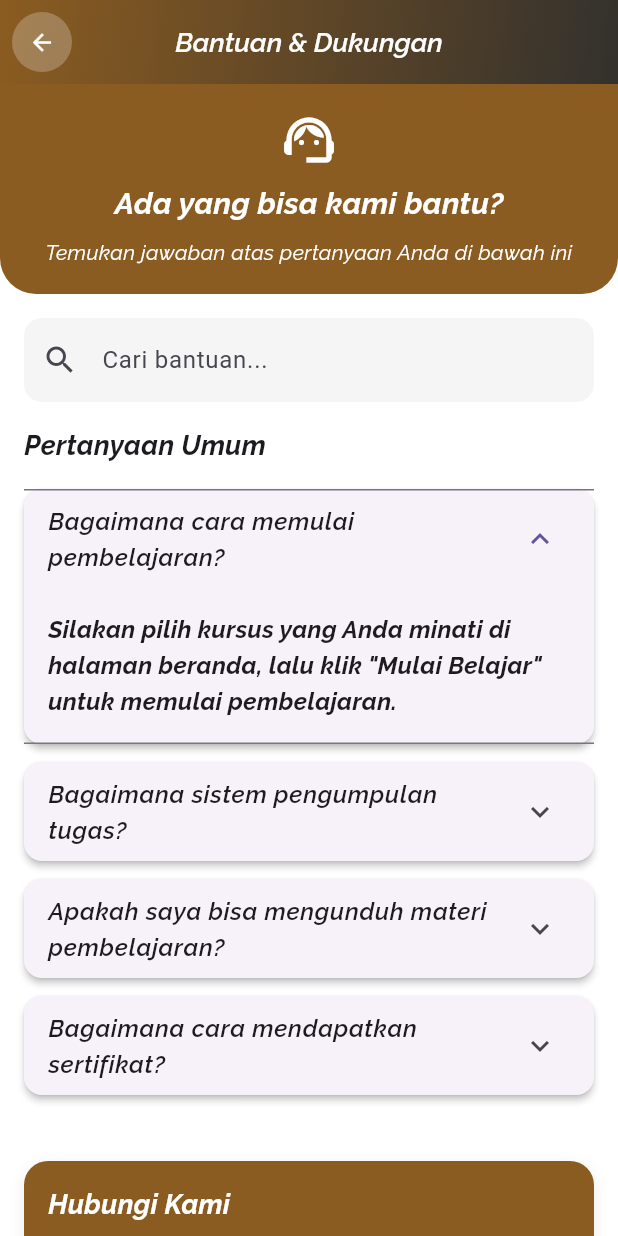
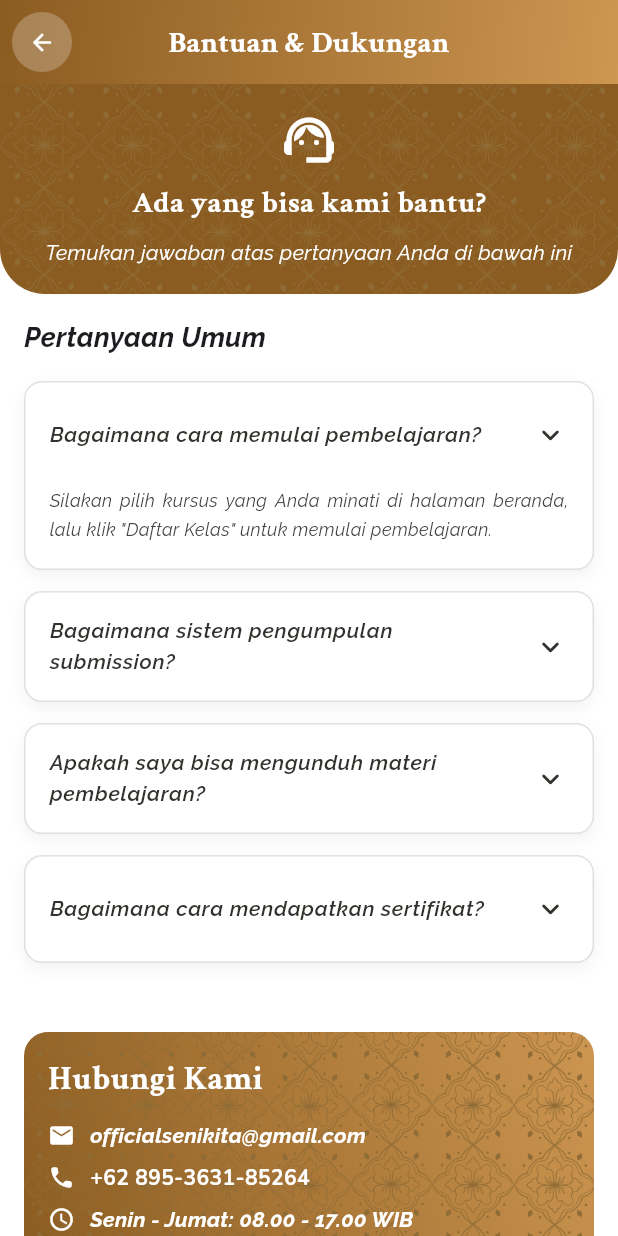
Before and after one commit to rickyprimay/senikita_edu_flutter, a Flutter app: the HelpAndSupportScreen screen opened by its route, after a tap on "Bagaimana cara memulai pembelajaran?", on a phone screen of 412 x 824 dp. Run offline on Flutter 3.47's test engine with Material 3 defaults, Android fonts, the phone set to English and light mode, and no system bars; drawn by our look-alikes of toastification; our stand-ins replace another_flushbar, cached_network_image, flutter_gemini, flutter_html, flutter_svg, fluttertoast and 8 more; missing offline and left inert: flutter_lightbox, flutter_media_downloader; accounts and stored records are empty; project files that could hold a hidden picture were left out.

Commit message:
completing help and support screen

```diff
--- a/lib/view/help_and_support/help_and_support_screen.dart
+++ b/lib/view/help_and_support/help_and_support_screen.dart
@@ -10,23 +10,22 @@ class HelpAndSupportScreen extends StatefulWidget {
 }
 
 class _HelpAndSupportScreenState extends State<HelpAndSupportScreen> {
-  // List of FAQs with questions and answers
   final List<Map<String, String>> faqs = [
     {
       'question': 'Bagaimana cara memulai pembelajaran?',
-      'answer': 'Silakan pilih kursus yang Anda minati di halaman beranda, lalu klik "Mulai Belajar" untuk memulai pembelajaran.'
+      'answer': 'Silakan pilih kursus yang Anda minati di halaman beranda, lalu klik "Daftar Kelas" untuk memulai pembelajaran.'
     },
     {
-      'question': 'Bagaimana sistem pengumpulan tugas?',
-      'answer': 'Tugas dapat dikumpulkan melalui halaman detail kursus pada bagian tugas. Upload file tugas Anda dan tunggu penilaian dari mentor.'
+      'question': 'Bagaimana sistem pengumpulan submission?',
+      'answer': 'Submission dapat dikumpulkan melalui halaman kelas pembelajaran pada bagian tugas. Upload file tugas Anda atau link video youtube dan tunggu penilaian dari mentor.'
     },
     {
       'question': 'Apakah saya bisa mengunduh materi pembelajaran?',
-      'answer': 'Ya, sebagian besar materi pembelajaran dapat diunduh untuk dipelajari secara offline.'
+      'answer': 'Tidak, sebagian besar materi pembelajaran di Widya hanya bisa di akses melalui platform Mobile atau Web kami saja.'
     },
     {
       'question': 'Bagaimana cara mendapatkan sertifikat?',
-      'answer': 'Sertifikat akan otomatis diberikan setelah Anda menyelesaikan semua modul dan tugas dengan nilai minimum yang ditentukan.'
+      'answer': 'Sertifikat akan otomatis diberikan melalui email atau anda download dari aplikasi setelah Anda menyelesaikan semua modul dan tugas dengan nilai minimum yang ditentukan.'
     },
   ];
 
@@ -43,7 +42,7 @@ class _HelpAndSupportScreenState extends State<HelpAndSupportScreen> {
               end: Alignment.bottomRight,
               colors: [
                 AppColors.primary,
-                AppColors.secondary,
+                AppColors.tertiary,
               ],
             ),
           ),
@@ -71,9 +70,9 @@ class _HelpAndSupportScreenState extends State<HelpAndSupportScreen> {
         ),
         title: Text(
           'Bantuan & Dukungan',
-          style: AppFont.ralewaySubtitle.copyWith(
-            fontSize: 18,
-            fontWeight: FontWeight.w600,
+          style: AppFont.crimsonTextSubtitle.copyWith(
+            fontSize: 20,
+            fontWeight: FontWeight.w700,
             color: Colors.white,
           ),
         ),
@@ -82,14 +81,17 @@ class _HelpAndSupportScreenState extends State<HelpAndSupportScreen> {
         child: Column(
           crossAxisAlignment: CrossAxisAlignment.start,
           children: [
-            // Header section
             Container(
               width: double.infinity,
               height: 140,
               decoration: BoxDecoration(
                 color: AppColors.primary,
                 borderRadius:
-                    const BorderRadius.vertical(bottom: Radius.circular(24)),
+                    const BorderRadius.vertical(bottom: Radius.circular(30)),
+                image: const DecorationImage(
+                  image: AssetImage('assets/common/hero-texture2.png'),
+                  fit: BoxFit.cover,
+                ),
               ),
               child: Padding(
                 padding: const EdgeInsets.symmetric(vertical: 16, horizontal: 24),
@@ -104,7 +106,7 @@ class _HelpAndSupportScreenState extends State<HelpAndSupportScreen> {
                     const SizedBox(height: 8),
                     Text(
                       'Ada yang bisa kami bantu?',
-                      style: AppFont.ralewaySubtitle.copyWith(
+                      style: AppFont.crimsonTextSubtitle.copyWith(
                         color: Colors.white,
                         fontSize: 20,
                         fontWeight: FontWeight.bold,
@@ -125,24 +127,8 @@ class _HelpAndSupportScreenState extends State<HelpAndSupportScreen> {
               ),
             ),
 
-            // Search bar
-            Padding(
-              padding: const EdgeInsets.all(16),
-              child: TextField(
-                decoration: InputDecoration(
-                  hintText: 'Cari bantuan...',
-                  prefixIcon: const Icon(Icons.search),
-                  filled: true,
-                  fillColor: Colors.grey[100],
-                  border: OutlineInputBorder(
-                    borderRadius: BorderRadius.circular(12),
-                    borderSide: BorderSide.none,
-                  ),
-                ),
-              ),
-            ),
+            const SizedBox(height: 16),
 
-            // FAQ section
             Padding(
               padding: const EdgeInsets.symmetric(horizontal: 16),
               child: Text(
@@ -154,7 +140,6 @@ class _HelpAndSupportScreenState extends State<HelpAndSupportScreen> {
               ),
             ),
 
-            // FAQ expansion panels
             Padding(
               padding: const EdgeInsets.all(16),
               child: ListView.builder(
@@ -162,64 +147,64 @@ class _HelpAndSupportScreenState extends State<HelpAndSupportScreen> {
                 physics: const NeverScrollableScrollPhysics(),
                 itemCount: faqs.length,
                 itemBuilder: (context, index) {
-                  return Card(
-                    elevation: 2,
-                    margin: const EdgeInsets.only(bottom: 12),
-                    shape: RoundedRectangleBorder(
+                  return Container(
+                    margin: const EdgeInsets.only(bottom: 14),
+                    decoration: BoxDecoration(
+                      color: Colors.white,
                       borderRadius: BorderRadius.circular(12),
+                      border: Border.all(
+                        color: Colors.grey.shade300,
+                        width: 1,
                       ),
+                      boxShadow: [
+                        BoxShadow(
+                          color: Colors.black.withOpacity(0.05),
+                          blurRadius: 8,
+                          offset: const Offset(0, 4),
+                        ),
+                      ],
+                    ),
+                    child: Theme(
+                      data: Theme.of(context).copyWith(dividerColor: Colors.transparent),
                       child: ExpansionTile(
-                      childrenPadding: const EdgeInsets.all(16),
+                        tilePadding: const EdgeInsets.symmetric(horizontal: 16, vertical: 6),
+                        childrenPadding: const EdgeInsets.fromLTRB(16, 0, 16, 16),
                         title: Text(
                           faqs[index]['question']!,
                           style: AppFont.ralewaySubtitle.copyWith(
                             fontWeight: FontWeight.w600,
+                            fontSize: 14,
+                            color: AppColors.secondary,
                           ),
+                        ),
+                        trailing: Icon(
+                          Icons.keyboard_arrow_down_rounded,
+                          color: AppColors.secondary,
+                          size: 24,
                         ),
                         children: [
                           Text(
                             faqs[index]['answer']!,
                             style: AppFont.ralewaySubtitle.copyWith(
-                            height: 1.5,
+                              height: 1.6,
+                              fontWeight: FontWeight.w400,
+                              fontSize: 12,
+                              color: Colors.grey.shade800,
                             ),
+                            textAlign: TextAlign.justify,
                           ),
                         ],
+                      ),
                     ),
                   );
                 },
               ),
             ),
-
-            // Contact us section
             Padding(
               padding: const EdgeInsets.all(16),
               child: _buildContactCard(),
             ),
 
-            // Support options
-            Padding(
-              padding: const EdgeInsets.symmetric(horizontal: 16, vertical: 8),
-              child: Text(
-                'Pilihan Dukungan',
-                style: AppFont.ralewaySubtitle.copyWith(
-                  fontWeight: FontWeight.bold,
-                  fontSize: 18,
-                ),
-              ),
-            ),
-
-            Padding(
-              padding: const EdgeInsets.all(16),
-              child: Row(
-                children: [
-                  Expanded(child: _buildSupportOption(Icons.email, 'Email', 'Kirim email ke tim dukungan kami')),
-                  const SizedBox(width: 16),
-                  Expanded(child: _buildSupportOption(Icons.chat, 'Live Chat', 'Diskusikan masalah Anda secara langsung')),
-                ],
-              ),
-            ),
-
-            const SizedBox(height: 30),
           ],
         ),
       ),
@@ -231,31 +216,47 @@ class _HelpAndSupportScreenState extends State<HelpAndSupportScreen> {
       width: double.infinity,
       padding: const EdgeInsets.all(16),
       decoration: BoxDecoration(
-        color: AppColors.primary,
+        gradient: LinearGradient(
+          colors: [
+            AppColors.primary,
+            AppColors.tertiary,
+          ],
+          begin: Alignment.bottomLeft,
+          end: Alignment.topRight,
+        ),
         borderRadius: BorderRadius.circular(16),
-        boxShadow: [
-          BoxShadow(
-            color: Colors.black.withAlpha(20),
-            blurRadius: 8,
-            offset: const Offset(0, 3),
-          ),
-        ],
+        image: DecorationImage(
+          image: AssetImage('assets/common/hero-texture2.png'),
+          fit: BoxFit.cover,
+        )
       ),
       child: Column(
         crossAxisAlignment: CrossAxisAlignment.start,
         children: [
           Text(
             'Hubungi Kami',
-            style: AppFont.ralewaySubtitle.copyWith(
+            style: AppFont.crimsonTextTitle.copyWith(
               fontWeight: FontWeight.bold,
               color: Colors.white,
-              fontSize: 18,
+              fontSize: 22,
             ),
           ),
           const SizedBox(height: 12),
-          _buildContactItem(Icons.email, 'support@senikitaedu.id'),
+          _buildContactItem(Icons.email, 'officialsenikita@gmail.com'),
           const SizedBox(height: 8),
-          _buildContactItem(Icons.phone, '+62 812-3456-7890'),
+          Row(
+            children: [
+              Icon(Icons.call_rounded, color: Colors.white, size: 18),
+              const SizedBox(width: 10),
+              Text(
+                '+62 895-3631-85264',
+                style: AppFont.nunitoSubtitle.copyWith(
+                  color: Colors.white,
+                  fontSize: 14,
+                ),
+              ),
+            ],
+          ),
           const SizedBox(height: 8),
           _buildContactItem(Icons.access_time, 'Senin - Jumat: 08.00 - 17.00 WIB'),
         ],
@@ -279,47 +280,4 @@ class _HelpAndSupportScreenState extends State<HelpAndSupportScreen> {
     );
   }
 
-  Widget _buildSupportOption(IconData icon, String title, String description) {
-    return Container(
-      padding: const EdgeInsets.all(16),
-      decoration: BoxDecoration(
-        color: Colors.white,
-        borderRadius: BorderRadius.circular(12),
-        boxShadow: [
-          BoxShadow(
-            color: Colors.black.withAlpha(15),
-            blurRadius: 10,
-            offset: const Offset(0, 2),
-          ),
-        ],
-        border: Border.all(color: Colors.grey[200]!),
-      ),
-      child: Column(
-        mainAxisSize: MainAxisSize.min,
-        children: [
-          Icon(
-            icon,
-            color: AppColors.primary,
-            size: 32,
-          ),
-          const SizedBox(height: 12),
-          Text(
-            title,
-            style: AppFont.ralewaySubtitle.copyWith(
-              fontWeight: FontWeight.w600,
-            ),
-          ),
-          const SizedBox(height: 8),
-          Text(
-            description,
-            style: AppFont.ralewaySubtitle.copyWith(
-              color: Colors.grey[600],
-              fontSize: 12,
-            ),
-            textAlign: TextAlign.center,
-          ),
-        ],
-      ),
-    );
 }
-}
```
Lines whose indentation alone changed are shown as unchanged.
